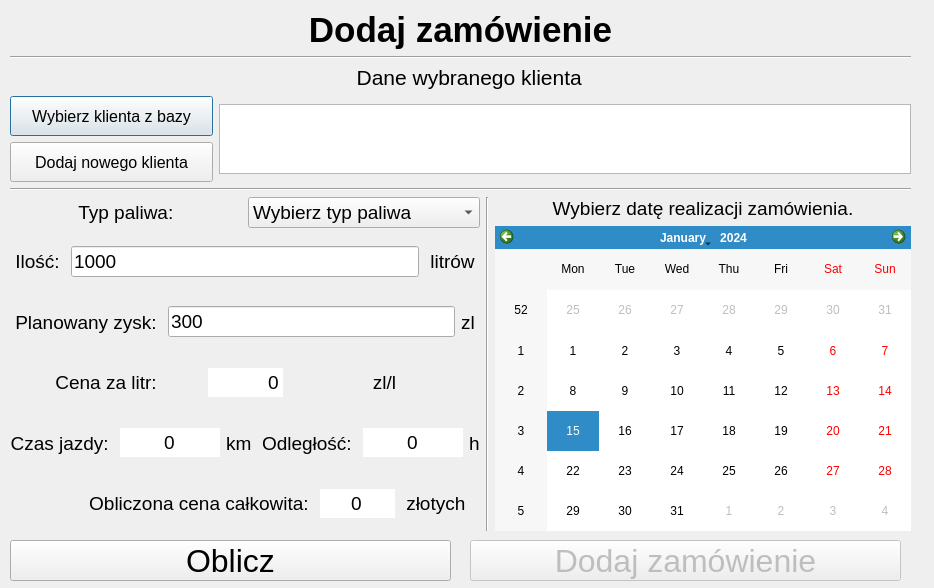
Qt form add_order.ui (gumikola/stacja-paliwowa) before a commit.
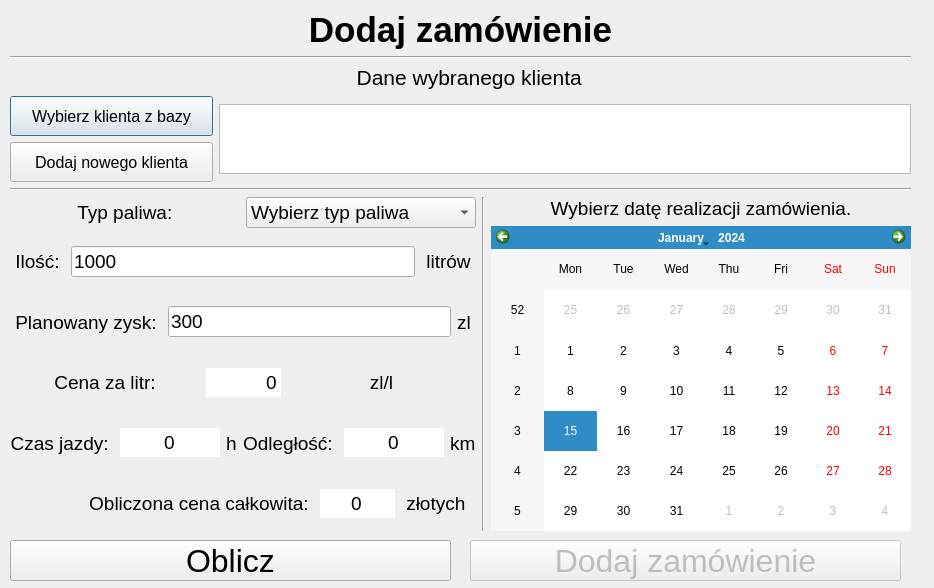
The same form after that commit.

Patch:
```diff
--- a/add_order.ui
+++ b/add_order.ui
@@ -376,7 +376,7 @@
            </widget>
           </item>
           <item>
-           <widget class="QLineEdit" name="tabDistance">
+           <widget class="QLineEdit" name="travelTime">
             <property name="minimumSize">
              <size>
               <width>100</width>
@@ -422,7 +422,7 @@
              </font>
             </property>
             <property name="text">
-             <string>km </string>
+             <string>h</string>
             </property>
             <property name="alignment">
              <set>Qt::AlignLeading|Qt::AlignLeft|Qt::AlignVCenter</set>
@@ -445,7 +445,7 @@
            </widget>
           </item>
           <item>
-           <widget class="QLineEdit" name="travelTime">
+           <widget class="QLineEdit" name="tabDistance">
             <property name="maximumSize">
              <size>
               <width>100</width>
@@ -485,7 +485,7 @@
              </font>
             </property>
             <property name="text">
-             <string>h</string>
+             <string>km</string>
             </property>
             <property name="alignment">
              <set>Qt::AlignLeading|Qt::AlignLeft|Qt::AlignVCenter</set>
```
